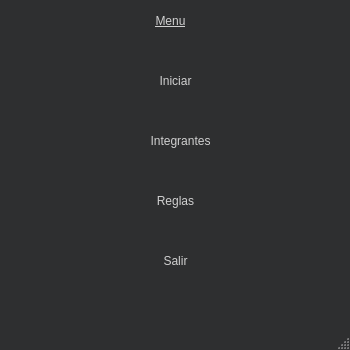
Above: GUI/Connect4/menu.ui from Kem-96/PI-4EnLinea before the change. Below: the same form after it.
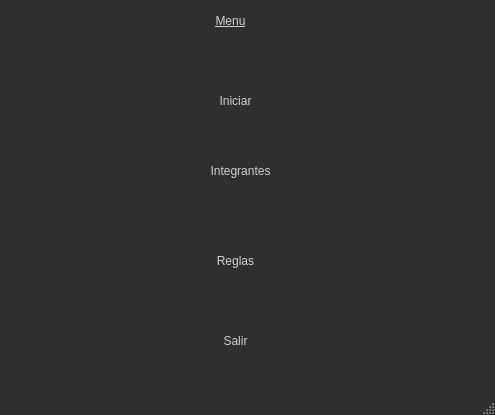
That is the form after the change. Icons and pictures are not drawn.

Commit message: Cambiado ventanas y funcionalidad menu (sola ventana, boton retorno).

```diff
--- a/GUI/Connect4/menu.ui
+++ b/GUI/Connect4/menu.ui
@@ -6,8 +6,8 @@
    <rect>
     <x>0</x>
     <y>0</y>
-    <width>350</width>
-    <height>350</height>
+    <width>495</width>
+    <height>415</height>
    </rect>
   </property>
   <property name="palette">
@@ -64,8 +64,8 @@
    <widget class="QPushButton" name="b_iniciar">
     <property name="geometry">
      <rect>
-      <x>130</x>
-      <y>60</y>
+      <x>190</x>
+      <y>80</y>
       <width>91</width>
       <height>41</height>
      </rect>
@@ -218,7 +218,7 @@
    <widget class="QLabel" name="menu">
     <property name="geometry">
      <rect>
-      <x>130</x>
+      <x>190</x>
       <y>0</y>
       <width>81</width>
       <height>41</height>
@@ -357,8 +357,8 @@
    <widget class="QPushButton" name="b_integrantes">
     <property name="geometry">
      <rect>
-      <x>100</x>
-      <y>110</y>
+      <x>160</x>
+      <y>140</y>
       <width>161</width>
       <height>61</height>
      </rect>
@@ -511,8 +511,8 @@
    <widget class="QPushButton" name="b_reglas">
     <property name="geometry">
      <rect>
-      <x>130</x>
-      <y>170</y>
+      <x>190</x>
+      <y>230</y>
       <width>91</width>
       <height>61</height>
      </rect>
@@ -665,8 +665,8 @@
    <widget class="QPushButton" name="b_salir">
     <property name="geometry">
      <rect>
-      <x>130</x>
-      <y>240</y>
+      <x>190</x>
+      <y>320</y>
       <width>91</width>
       <height>41</height>
      </rect>
```
Left out of the diff: 8 changed lines with no effect on the pictures. The commit also changes 9 other files.
